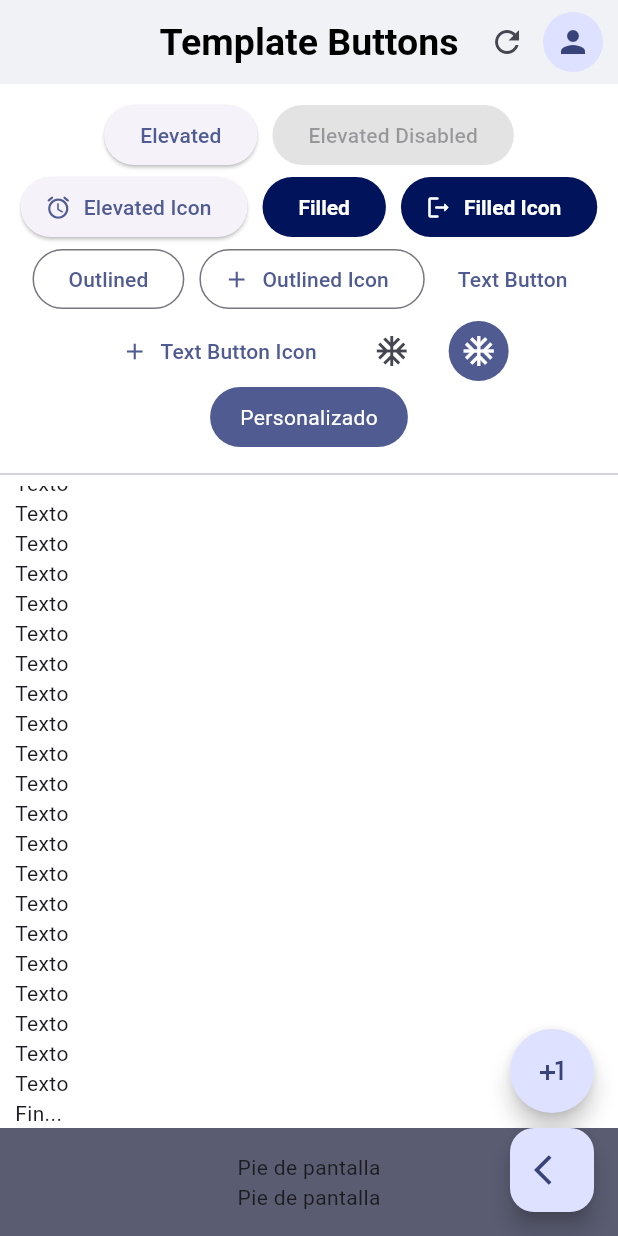
After one commit to victorvelazquez/monalisa_app_001, a Flutter app: the TemplateButtonsScreen screen opened by its route, scrolled down 519 dp, after a tap on "Elevated", on a phone screen of 412 x 824 dp. The commit adds this screen. Run offline on Flutter 3.47's test engine with Material 3 defaults, Android fonts, the phone set to English and light mode, and no system bars; our stand-ins replace dio, flutter_dotenv, flutter_riverpod, formz, go_router, google_fonts and 1 more; accounts and stored records are empty; network calls fail; project files that could hold a hidden picture were left out.

Commit message:
feat: agregar módulo de plantillas con ejemplos de widgets para diseño de ventanas

```diff
--- /dev/null
+++ b/lib/features/template/presentation/screens/template_buttons_screen.dart
@@ -0,0 +1,187 @@
+import 'package:flutter/material.dart';
+import 'package:go_router/go_router.dart';
+import 'package:monalisa_app_001/features/template/presentation/widgets/template_custom_button.dart';
+
+class TemplateButtonsScreen extends StatelessWidget {
+  const TemplateButtonsScreen({super.key});
+
+  @override
+  Widget build(BuildContext context) {
+    return Scaffold(
+        appBar: AppBar(
+          title: const Text('Template Buttons'),
+          actions: [
+            IconButton(icon: Icon(Icons.refresh), onPressed: () {}),
+            Padding(
+              padding: const EdgeInsets.only(right: 10),
+              child: CircleAvatar(
+                  child:
+                      IconButton(icon: Icon(Icons.person), onPressed: () {})),
+            ),
+          ],
+        ),
+        body: _ButtonsView(),
+        floatingActionButton: Column(
+          mainAxisAlignment: MainAxisAlignment.end,
+          children: [
+            FloatingActionButton(
+              heroTag: 'fab1',
+              shape: const StadiumBorder(),
+              child: const Icon(Icons.plus_one),
+              onPressed: () {},
+            ),
+            const SizedBox(height: 10),
+            FloatingActionButton(
+              heroTag: 'fab2',
+              child: const Icon(Icons.arrow_back_ios),
+              onPressed: () {
+                context.pop();
+              },
+            ),
+          ],
+        ));
+  }
+}
+
+class _ButtonsView extends StatelessWidget {
+  @override
+  Widget build(BuildContext context) {
+    final colors = Theme.of(context).colorScheme;
+    final size = MediaQuery.of(context).size;
+    return Column(
+      children: [
+        SizedBox(
+          width: double.infinity,
+          child: Padding(
+            padding: EdgeInsets.symmetric(horizontal: 10, vertical: 10),
+            child: Wrap(
+              spacing: 10,
+              alignment: WrapAlignment.center,
+              children: [
+                ElevatedButton(onPressed: () {}, child: const Text('Elevated')),
+                ElevatedButton(
+                    onPressed: null, child: const Text('Elevated Disabled')),
+                ElevatedButton.icon(
+                    onPressed: () {},
+                    icon: Icon(Icons.access_alarm_rounded),
+                    label: const Text('Elevated Icon')),
+                FilledButton(onPressed: () {}, child: const Text('Filled')),
+                FilledButton.icon(
+                    onPressed: () {},
+                    icon: const Icon(Icons.logout_rounded),
+                    label: const Text('Filled Icon')),
+                OutlinedButton(onPressed: () {}, child: const Text('Outlined')),
+                OutlinedButton.icon(
+                    onPressed: () {},
+                    icon: Icon(Icons.add),
+                    label: const Text('Outlined Icon')),
+                TextButton(onPressed: () {}, child: const Text('Text Button')),
+                TextButton.icon(
+                    onPressed: () {},
+                    icon: Icon(Icons.add),
+                    label: const Text('Text Button Icon')),
+                IconButton(onPressed: () {}, icon: Icon(Icons.ac_unit)),
+                IconButton(
+                  onPressed: () {},
+                  icon: Icon(Icons.ac_unit),
+                  style: ButtonStyle(
+                    backgroundColor: WidgetStatePropertyAll(colors.primary),
+                    iconColor: const WidgetStatePropertyAll(Colors.white),
+                  ),
+                ),
+                TemplateCustomButton(),
+              ],
+            ),
+          ),
+        ),
+        Divider(),
+        Expanded(
+          child: SizedBox(
+            width: double.infinity,
+            child: SingleChildScrollView(
+              padding: EdgeInsets.symmetric(horizontal: 10),
+              child: Column(
+                crossAxisAlignment: CrossAxisAlignment.start,
+                children: [
+                  Text('Texto',
+                      style: TextStyle(
+                          fontSize: 20,
+                          fontWeight: FontWeight.w400,
+                          color: Colors.green)),
+                  const SizedBox(height: 16),
+                  Container(
+                    decoration: BoxDecoration(
+                        color: colors.primary,
+                        borderRadius: BorderRadius.circular(20)),
+                    child: const Padding(
+                      padding:
+                          EdgeInsets.symmetric(horizontal: 20, vertical: 10),
+                      child: Text('Texto en Container',
+                          style: TextStyle(color: Colors.white)),
+                    ),
+                  ),
+                  const SizedBox(height: 16),
+                  ClipRRect(
+                    borderRadius: BorderRadius.circular(20),
+                    child: Image.network(
+                      'https://static1.howtogeekimages.com/wordpress/wp-content/uploads/2024/08/google-imagen-3-image-to-text-prompt-example.jpg',
+                      width: size.width * 0.7,
+                      height: 150,
+                      fit: BoxFit.cover,
+                    ),
+                  ),
+                  const SizedBox(height: 16),
+                  Text('Texto'),
+                  Text('Texto'),
+                  Text('Texto'),
+                  Text('Texto'),
+                  Text('Texto'),
+                  Text('Texto'),
+                  Text('Texto'),
+                  Text('Texto'),
+                  Text('Texto'),
+                  Text('Texto'),
+                  Text('Texto'),
+                  Text('Texto'),
+                  Text('Texto'),
+                  Text('Texto'),
+                  Text('Texto'),
+                  Text('Texto'),
+                  Text('Texto'),
+                  Text('Texto'),
+                  Text('Texto'),
+                  Text('Texto'),
+                  Text('Texto'),
+                  Text('Texto'),
+                  Text('Texto'),
+                  Text('Texto'),
+                  Text('Texto'),
+                  Text('Texto'),
+                  Text('Texto'),
+                  Text('Texto'),
+                  Text('Texto'),
+                  Text('Texto'),
+                  Text('Texto'),
+                  Text('Texto'),
+                  Text('Texto'),
+                  Text('Fin...'),
+                ],
+              ),
+            ),
+          ),
+        ),
+        Container(
+            padding: EdgeInsets.all(16),
+            width: double.infinity,
+            color: colors.secondary,
+            child: Column(
+              children: [
+                Text('Pie de pantalla'),
+                Text('Pie de pantalla'),
+              ],
+            ),
+          ),
+      ],
+    );
+  }
+}
--- /dev/null
+++ b/lib/features/template/presentation/widgets/template_custom_button.dart
@@ -0,0 +1,23 @@
+import 'package:flutter/material.dart';
+
+class TemplateCustomButton extends StatelessWidget {
+  const TemplateCustomButton({super.key});
+
+  @override
+  Widget build(BuildContext context) {
+    final colors = Theme.of(context).colorScheme;
+    return ClipRRect(
+      borderRadius: BorderRadius.circular(20),
+      child: Material(
+        color: colors.primary,
+        child: InkWell(
+          onTap: (){},
+          child: const Padding(
+            padding: EdgeInsets.symmetric(horizontal: 20, vertical: 10),
+            child: Text('Personalizado', style: TextStyle(color: Colors.white)),
+          ),
+        ),
+      ),
+    );
+  }
+}
```
Also changed, not shown: lib/config/menu/menu_items.dart (+17 -3 lines), lib/config/router/app_router.dart (+13 -3 lines), lib/features/template/presentation/screens/template_cards_screen.dart (added, +168 -0 lines), lib/features/template/presentation/screens/template_home_screen.dart (added, +52 -0 lines), lib/features/template/presentation/screens/template_screen.dart (deleted, +0 -262 lines).
